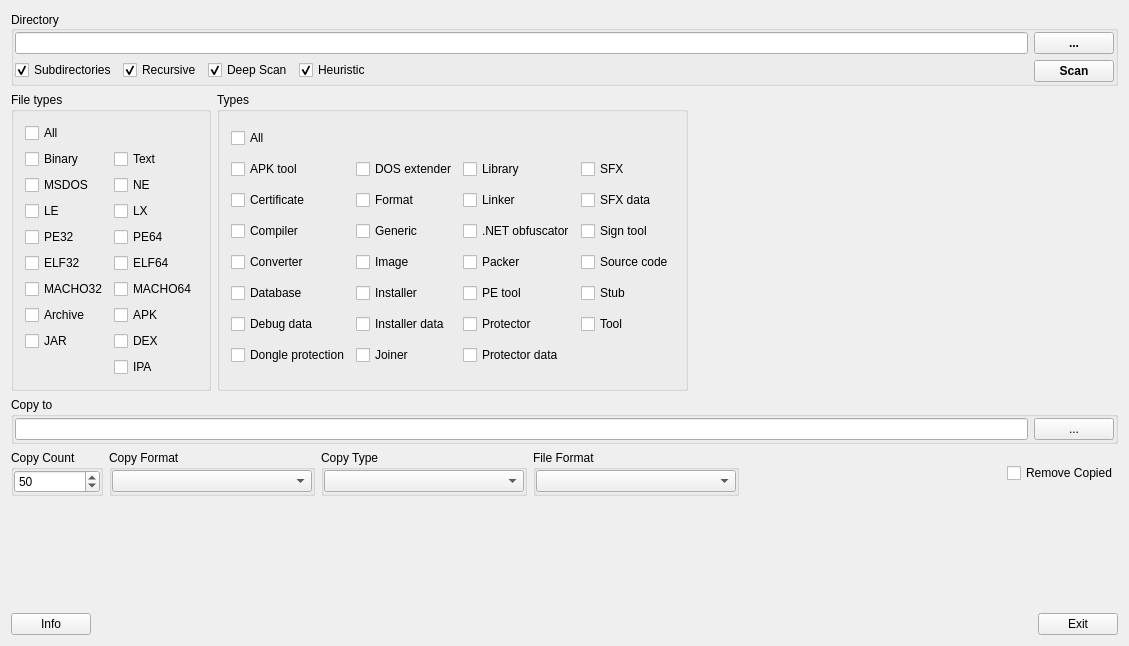
Old version of the form gui_source/guimainwindow.ui in the repository horsicq/NFD-sort.
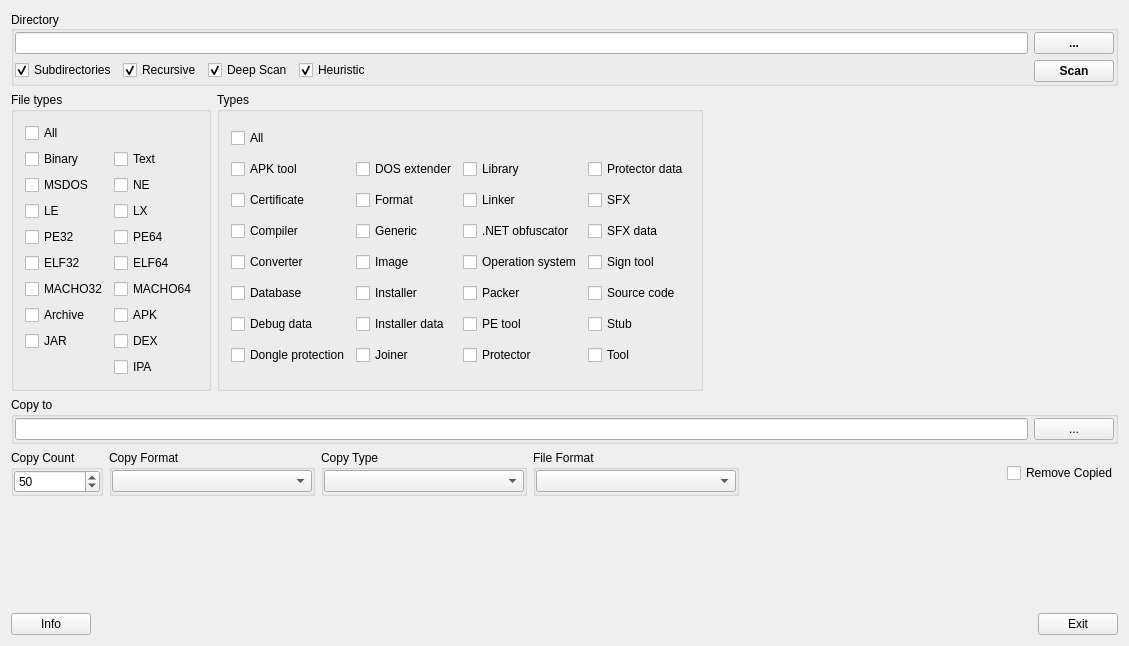
New version of the form.

Diff of the .ui file:
```diff
--- a/gui_source/guimainwindow.ui
+++ b/gui_source/guimainwindow.ui
@@ -311,27 +311,6 @@
            </property>
           </widget>
          </item>
-         <item row="8" column="3">
-          <widget class="QCheckBox" name="checkBoxTool">
-           <property name="text">
-            <string>Tool</string>
-           </property>
-          </widget>
-         </item>
-         <item row="7" column="3">
-          <widget class="QCheckBox" name="checkBoxStub">
-           <property name="text">
-            <string>Stub</string>
-           </property>
-          </widget>
-         </item>
-         <item row="2" column="3">
-          <widget class="QCheckBox" name="checkBoxSFX">
-           <property name="text">
-            <string>SFX</string>
-           </property>
-          </widget>
-         </item>
          <item row="8" column="1">
           <widget class="QCheckBox" name="checkBoxInstallerData">
            <property name="text">
@@ -360,13 +339,6 @@
            </property>
           </widget>
          </item>
-         <item row="6" column="3">
-          <widget class="QCheckBox" name="checkBoxSourceCode">
-           <property name="text">
-            <string>Source code</string>
-           </property>
-          </widget>
-         </item>
          <item row="14" column="0">
           <widget class="QCheckBox" name="checkBoxDongleProtection">
            <property name="text">
@@ -388,13 +360,6 @@
            </property>
           </widget>
          </item>
-         <item row="5" column="3">
-          <widget class="QCheckBox" name="checkBoxSignTool">
-           <property name="text">
-            <string>Sign tool</string>
-           </property>
-          </widget>
-         </item>
          <item row="5" column="0">
           <widget class="QCheckBox" name="checkBoxCompiler">
            <property name="text">
@@ -402,41 +367,6 @@
            </property>
           </widget>
          </item>
-         <item row="3" column="3">
-          <widget class="QCheckBox" name="checkBoxSFXData">
-           <property name="text">
-            <string>SFX data</string>
-           </property>
-          </widget>
-         </item>
-         <item row="14" column="2">
-          <widget class="QCheckBox" name="checkBoxProtectorData">
-           <property name="text">
-            <string>Protector data</string>
-           </property>
-          </widget>
-         </item>
-         <item row="8" column="2">
-          <widget class="QCheckBox" name="checkBoxProtector">
-           <property name="text">
-            <string>Protector</string>
-           </property>
-          </widget>
-         </item>
-         <item row="7" column="2">
-          <widget class="QCheckBox" name="checkBoxPETool">
-           <property name="text">
-            <string>PE tool</string>
-           </property>
-          </widget>
-         </item>
-         <item row="6" column="2">
-          <widget class="QCheckBox" name="checkBoxPacker">
-           <property name="text">
-            <string>Packer</string>
-           </property>
-          </widget>
-         </item>
          <item row="5" column="2">
           <widget class="QCheckBox" name="checkBoxNETObfuscator">
            <property name="text">
@@ -472,6 +402,83 @@
            </property>
           </widget>
          </item>
+         <item row="14" column="3">
+          <widget class="QCheckBox" name="checkBoxTool">
+           <property name="text">
+            <string>Tool</string>
+           </property>
+          </widget>
+         </item>
+         <item row="8" column="3">
+          <widget class="QCheckBox" name="checkBoxStub">
+           <property name="text">
+            <string>Stub</string>
+           </property>
+          </widget>
+         </item>
+         <item row="7" column="3">
+          <widget class="QCheckBox" name="checkBoxSourceCode">
+           <property name="text">
+            <string>Source code</string>
+           </property>
+          </widget>
+         </item>
+         <item row="6" column="3">
+          <widget class="QCheckBox" name="checkBoxSignTool">
+           <property name="text">
+            <string>Sign tool</string>
+           </property>
+          </widget>
+         </item>
+         <item row="5" column="3">
+          <widget class="QCheckBox" name="checkBoxSFXData">
+           <property name="text">
+            <string>SFX data</string>
+           </property>
+          </widget>
+         </item>
+         <item row="3" column="3">
+          <widget class="QCheckBox" name="checkBoxSFX">
+           <property name="text">
+            <string>SFX</string>
+           </property>
+          </widget>
+         </item>
+         <item row="2" column="3">
+          <widget class="QCheckBox" name="checkBoxProtectorData">
+           <property name="text">
+            <string>Protector data</string>
+           </property>
+          </widget>
+         </item>
+         <item row="14" column="2">
+          <widget class="QCheckBox" name="checkBoxProtector">
+           <property name="text">
+            <string>Protector</string>
+           </property>
+          </widget>
+         </item>
+         <item row="8" column="2">
+          <widget class="QCheckBox" name="checkBoxPETool">
+           <property name="text">
+            <string>PE tool</string>
+           </property>
+          </widget>
+         </item>
+         <item row="7" column="2">
+          <widget class="QCheckBox" name="checkBoxPacker">
+           <property name="text">
+            <string>Packer</string>
+           </property>
+          </widget>
+         </item>
+         <item row="6" column="2">
+          <widget class="QCheckBox" name="checkBoxOperationSystem">
+           <property name="text">
+            <string>Operation system</string>
+           </property>
+          </widget>
+         </item>
         </layout>
        </widget>
       </item>
```
Left out of the diff: 2 changed lines with no effect on the pictures.
